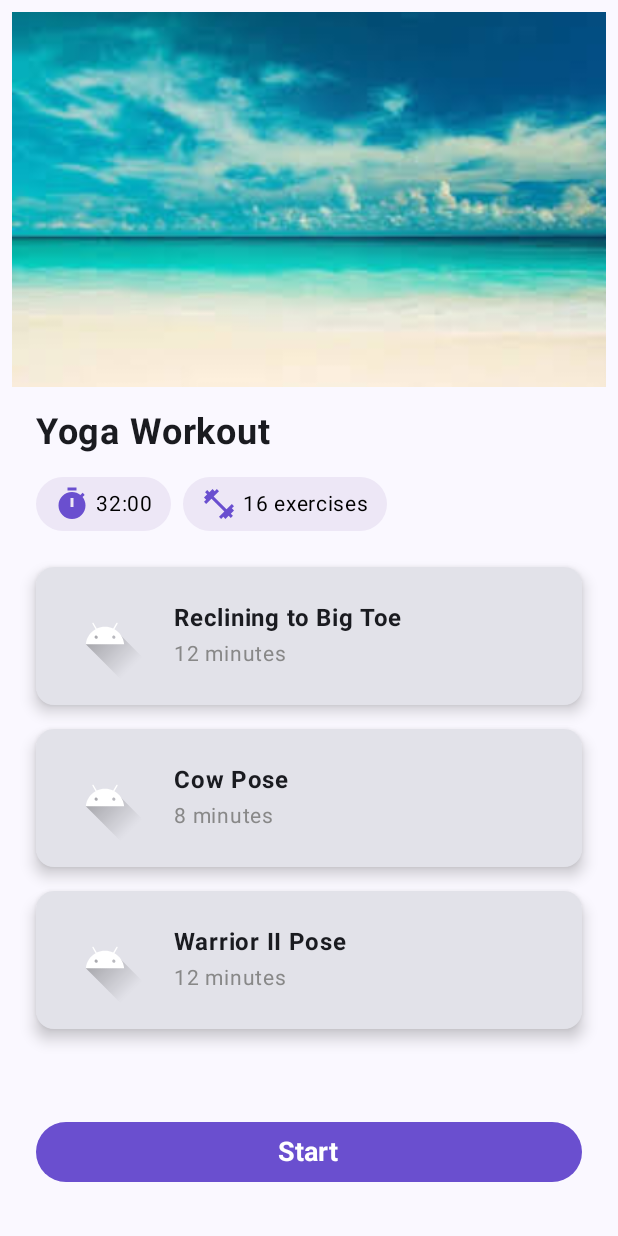
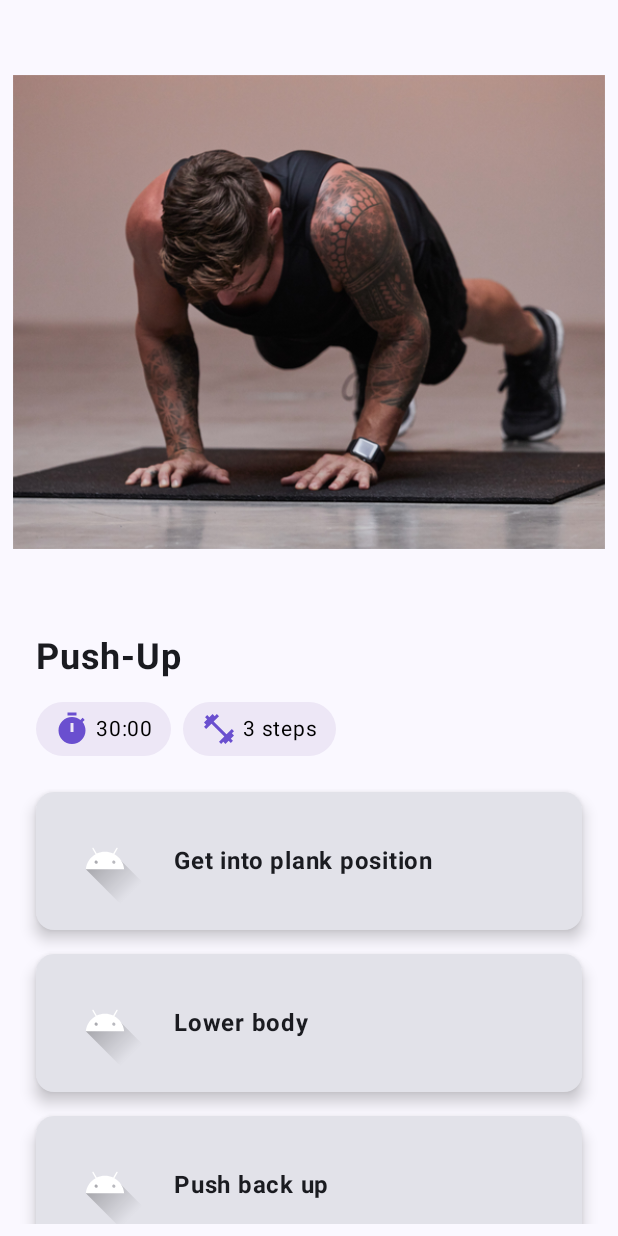
Before and after one commit to jay-sharmaa/FitLite, an Android app built with Jetpack Compose: the composable HomePage shown on its own in the app's theme, after a tap on "Push-Up", on a phone screen of 412 x 824 dp. Run offline under Robolectric (Android 15) with nearby library versions, the phone set to English and light mode, and no system bars; our stand-ins replace paging; 2 statements that could not run were skipped.

Commit message:
exercise data loaded

```diff
--- a/app/src/main/java/com/example/uitutorial/components/ExerciseLayout.kt
+++ b/app/src/main/java/com/example/uitutorial/components/ExerciseLayout.kt
@@ -1,12 +1,12 @@
 package com.example.uitutorial.components
 
-import android.app.Application
-import android.content.Intent
+import android.annotation.SuppressLint
+import android.content.Context
+import android.graphics.BitmapFactory
 import android.util.Log
 import androidx.compose.foundation.Image
 import androidx.compose.foundation.background
 import androidx.compose.foundation.clickable
-import androidx.compose.foundation.layout.Box
 import androidx.compose.foundation.layout.Column
 import androidx.compose.foundation.layout.Row
 import androidx.compose.foundation.layout.Spacer
@@ -21,8 +21,6 @@ import androidx.compose.foundation.lazy.items
 import androidx.compose.foundation.shape.RoundedCornerShape
 import androidx.compose.material.icons.Icons
 import androidx.compose.material.icons.filled.FitnessCenter
-import androidx.compose.material.icons.filled.MusicNote
-import androidx.compose.material.icons.filled.Search
 import androidx.compose.material.icons.filled.Timer
 import androidx.compose.material3.Button
 import androidx.compose.material3.ButtonDefaults
@@ -30,78 +28,67 @@ import androidx.compose.material3.Card
 import androidx.compose.material3.CardDefaults
 import androidx.compose.material3.ExperimentalMaterial3Api
 import androidx.compose.material3.Icon
-import androidx.compose.material3.IconButton
 import androidx.compose.material3.ModalBottomSheet
 import androidx.compose.material3.Scaffold
 import androidx.compose.material3.Text
 import androidx.compose.material3.TextButton
-import androidx.compose.material3.TopAppBar
 import androidx.compose.material3.rememberModalBottomSheetState
 import androidx.compose.runtime.Composable
 import androidx.compose.runtime.getValue
 import androidx.compose.runtime.mutableStateOf
 import androidx.compose.runtime.remember
-import androidx.compose.runtime.rememberCoroutineScope
 import androidx.compose.runtime.setValue
 import androidx.compose.ui.Alignment
 import androidx.compose.ui.Modifier
 import androidx.compose.ui.draw.clip
 import androidx.compose.ui.graphics.Color
+import androidx.compose.ui.graphics.asImageBitmap
 import androidx.compose.ui.graphics.vector.ImageVector
 import androidx.compose.ui.layout.ContentScale
-import androidx.compose.ui.platform.LocalContext
 import androidx.compose.ui.res.painterResource
 import androidx.compose.ui.text.font.FontWeight
 import androidx.compose.ui.unit.dp
 import androidx.compose.ui.unit.sp
-import androidx.core.app.ActivityCompat
-import androidx.core.app.ComponentActivity
-import androidx.core.content.ContextCompat
-import androidx.core.content.ContextCompat.startForegroundService
 import androidx.navigation.NavHostController
 import com.example.uitutorial.R
-import com.example.uitutorial.services.RunningServices
+import com.example.uitutorial.myList
+import java.io.IOException
 
+@SuppressLint("UnusedMaterial3ScaffoldPaddingParameter")
 @OptIn(ExperimentalMaterial3Api::class)
 @Composable
-fun ExerciseActivity(navController: NavHostController, modifier: Modifier) {
+fun ExerciseActivity(navController: NavHostController, modifier: Modifier, dataId : String, context : Context) {
     val sheetState = rememberModalBottomSheetState()
-    val coroutineScope = rememberCoroutineScope()
     var showBottomSheet by remember { mutableStateOf(false) }
-
+    val image = myList[dataId.toInt()].imageFileName
+    val bitmap = remember(image){
+        try{
+            val inputStream = context.assets.open(image)
+            BitmapFactory.decodeStream(inputStream)
+        } catch (e: IOException) {
+            null
+        }
+    }
     Scaffold(
         modifier = modifier.fillMaxSize(),
-        bottomBar = {
-            Button(
-                onClick = { showBottomSheet = true },
-                modifier = Modifier
-                    .fillMaxWidth()
-                    .padding(16.dp),
-                colors = ButtonDefaults.buttonColors(containerColor = Color(0xFF6A4FCF)) // Purple button
-            ) {
-                Text("Start", color = Color.White, fontSize = 18.sp, fontWeight = FontWeight.Bold)
-            }
-        }
     ) { paddingValues ->
         LazyColumn(
             modifier = Modifier
                 .fillMaxSize()
-                .padding(bottom = paddingValues.calculateBottomPadding())
         ) {
             item {
-                Image(
-                    painter = painterResource(id = R.drawable.background_fitness),
-                    contentDescription = "Yoga Workout",
-                    contentScale = ContentScale.Crop,
-                    modifier = Modifier
-                        .fillMaxWidth()
-                        .height(250.dp)
-                )
+                bitmap?.let {
+                    Image(
+                        bitmap = it.asImageBitmap(),
+                        contentDescription = "Image",
+                        modifier = Modifier.size(400.dp)
+                    )
+                }
             }
 
             item {
                 Text(
-                    text = "Yoga Workout",
+                    text = myList[dataId.toInt()].name,
                     fontSize = 24.sp,
                     fontWeight = FontWeight.Bold,
                     modifier = Modifier.padding(16.dp)
@@ -110,27 +97,35 @@ fun ExerciseActivity(navController: NavHostController, modifier: Modifier) {
 
             item {
                 Row(modifier = Modifier.padding(horizontal = 16.dp)) {
-                    Chip("32:00", Icons.Default.Timer)
+                    Chip("30:00", Icons.Default.Timer)
                     Spacer(modifier = Modifier.width(8.dp))
-                    Chip("16 exercises", Icons.Default.FitnessCenter)
+                    Chip("${myList[dataId.toInt()].steps.size} steps", Icons.Default.FitnessCenter)
                 }
             }
 
             item { Spacer(modifier = Modifier.height(16.dp)) }
 
-            items(
-                listOf(
-                    "Reclining to Big Toe" to "12 minutes",
-                    "Cow Pose" to "8 minutes",
-                    "Warrior II Pose" to "12 minutes"
-                )
-            ) { (title, duration) ->
-                ExerciseCard(title, duration, R.drawable.ic_launcher_foreground, navController)
+            val steps = myList[dataId.toInt()].steps
+
+            items(steps) { step ->
+                ExerciseCard(step, R.drawable.ic_launcher_foreground, navController, dataId.toInt())
+            }
+
+            item {
+                Button(
+                    onClick = { showBottomSheet = true },
+                    modifier = Modifier
+                        .fillMaxWidth()
+                        .padding(16.dp),
+                    colors = ButtonDefaults.buttonColors(containerColor = Color(0xFF6A4FCF))
+                ) {
+                    Text("Start", color = Color.White, fontSize = 18.sp, fontWeight = FontWeight.Bold)
+                }
             }
         }
+
     }
 
-    // Bottom Modal Sheet
     if (showBottomSheet) {
         ModalBottomSheet(
             onDismissRequest = {
@@ -180,7 +175,6 @@ fun ExerciseActivity(navController: NavHostController, modifier: Modifier) {
     }
 }
 
-// Helper UI Components
 @Composable
 fun Chip(text: String, icon: ImageVector) {
     Row(
@@ -196,7 +190,7 @@ fun Chip(text: String, icon: ImageVector) {
 }
 
 @Composable
-fun ExerciseCard(title: String, duration: String, imageRes: Int, navController: NavHostController) {
+fun ExerciseCard(title: String, imageRes: Int, navController: NavHostController, dataId: Int) {
     Card(
         modifier = Modifier
             .fillMaxWidth()
@@ -212,14 +206,13 @@ fun ExerciseCard(title: String, duration: String, imageRes: Int, navController:
                     .size(60.dp)
                     .clip(RoundedCornerShape(8.dp))
                     .clickable {
-                        Log.d("check", "passed")
-                        navController.navigate("form3DModel")
+
+                        navController.navigate("form3DModel/$dataId")
                     }
             )
             Spacer(modifier = Modifier.width(16.dp))
             Column {
                 Text(title, fontWeight = FontWeight.Bold, fontSize = 16.sp)
-                Text(duration, fontSize = 14.sp, color = Color.Gray)
             }
         }
     }
--- a/app/src/main/java/com/example/uitutorial/components/RowLayout.kt
+++ b/app/src/main/java/com/example/uitutorial/components/RowLayout.kt
@@ -58,7 +58,7 @@ fun Exerciselayout(navController: NavHostController, modifier : Modifier) {
                         state = rememberLazyListState()
                     ) {
                         items(myList) { data ->
-                            Widgets(data.name, data.publisher, data.imageFileName, navController)
+                            Widgets(data.name, data.publisher, data.imageFileName, data.id, navController)
                         }
                     }
                 }
--- a/app/src/main/java/com/example/uitutorial/components/Widgets.kt
+++ b/app/src/main/java/com/example/uitutorial/components/Widgets.kt
@@ -23,7 +23,7 @@ import com.example.uitutorial.ui.theme.Gray40
 import java.io.IOException
 
 @Composable
-fun Widgets(name: String, publisher: String, imageFileName: String, navController: NavHostController) {
+fun Widgets(name: String, publisher: String, imageFileName: String, dataId: Int, navController: NavHostController) {
     val context = LocalContext.current
     val bitmap = remember(imageFileName) {
         try {
@@ -39,7 +39,8 @@ fun Widgets(name: String, publisher: String, imageFileName: String, navControlle
             .size(width = 200.dp, height = 180.dp)
             .background(color = Gray40)
             .clickable {
-                navController.navigate("exerciseActivity")
+                val temp : Int = dataId
+                navController.navigate("exerciseActivity/$temp")
             }
     ) {
         bitmap?.let {
--- a/app/src/main/java/com/example/uitutorial/navigationalComponents/exerciseNavigation.kt
+++ b/app/src/main/java/com/example/uitutorial/navigationalComponents/exerciseNavigation.kt
@@ -24,11 +24,26 @@ fun ExerciseNavigationGraph(navController: NavHostController, modifier: Modifier
         startDestination = "exerciseLayout",
     ) {
         composable("exerciseLayout") { Exerciselayout(navController, modifier) }
-        composable("exerciseActivity") { ExerciseActivity(navController, Modifier.size(400.dp, 800.dp)) }
-        composable("form3DModel") { FilamentComposeView(Modifier.size(400.dp, 800.dp)) }
+        composable(
+            route = "exerciseActivity/{temp}",
+            arguments = listOf(
+                navArgument("temp") { type = NavType.StringType }
+            )
+        ) { backStackEntry ->
+            val dataId = backStackEntry.arguments?.getString("temp")
+            ExerciseActivity(navController, Modifier.size(410.dp, 1000.dp), dataId!!, context)
+        }
+        composable(
+            route = "form3DModel/{dataId}",
+            arguments = listOf(
+                navArgument("dataId") { type = NavType.StringType }
+            )
+        ) { backStackEntry ->
+            val dataId = backStackEntry.arguments?.getString("dataId")
+            FilamentComposeView(Modifier.size(410.dp, 1000.dp), dataId!!)
+        }
         composable("poseCheck") {
-            Log.d("NotHere", "pass")
-            PoseCheck(modifier = Modifier.size(400.dp, 800.dp))
+            PoseCheck(modifier = Modifier.size(410.dp, 1000.dp))
         }
         composable(
             route = "dietPage/{dietType}/{image}",
@@ -39,7 +54,8 @@ fun ExerciseNavigationGraph(navController: NavHostController, modifier: Modifier
         ) { backStackEntry ->
             val dietType = backStackEntry.arguments?.getString("dietType")
             val image = backStackEntry.arguments?.getString("image")
-            DietPage(modifier = Modifier.size(400.dp, 800.dp), dietName = dietType!!, context = context, oldImage = image!!)
+            DietPage(modifier = Modifier.size(410.dp, 1000.dp), dietName = dietType!!,
+                context = context, oldImage = image!!)
         }
     }
 }
--- a/app/src/main/java/com/example/uitutorial/paging/ApiService.kt
+++ b/app/src/main/java/com/example/uitutorial/paging/ApiService.kt
@@ -7,7 +7,7 @@ import retrofit2.http.Headers
 import retrofit2.http.Query
 
 interface ApiService {
-    @Headers("X-api-key:")
+    @Headers("X-api-key: ")
     @GET("nutrition")
     suspend fun getPosts(
         @Query("query") query: String,
```
Also changed, not shown: app/src/main/java/com/example/uitutorial/ModelRender/filament.kt (+9 -7 lines), app/src/main/java/com/example/uitutorial/data.kt (+61 -8 lines), app/src/main/java/com/example/uitutorial/pages/HomePage.kt (+0 -112 lines).
